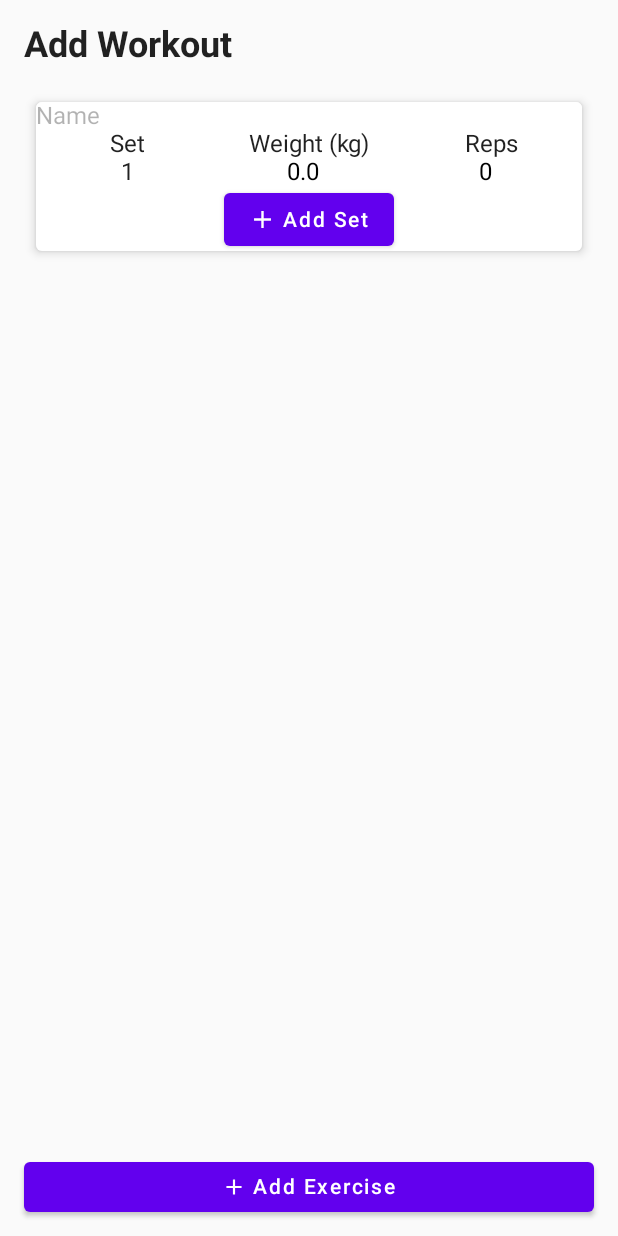
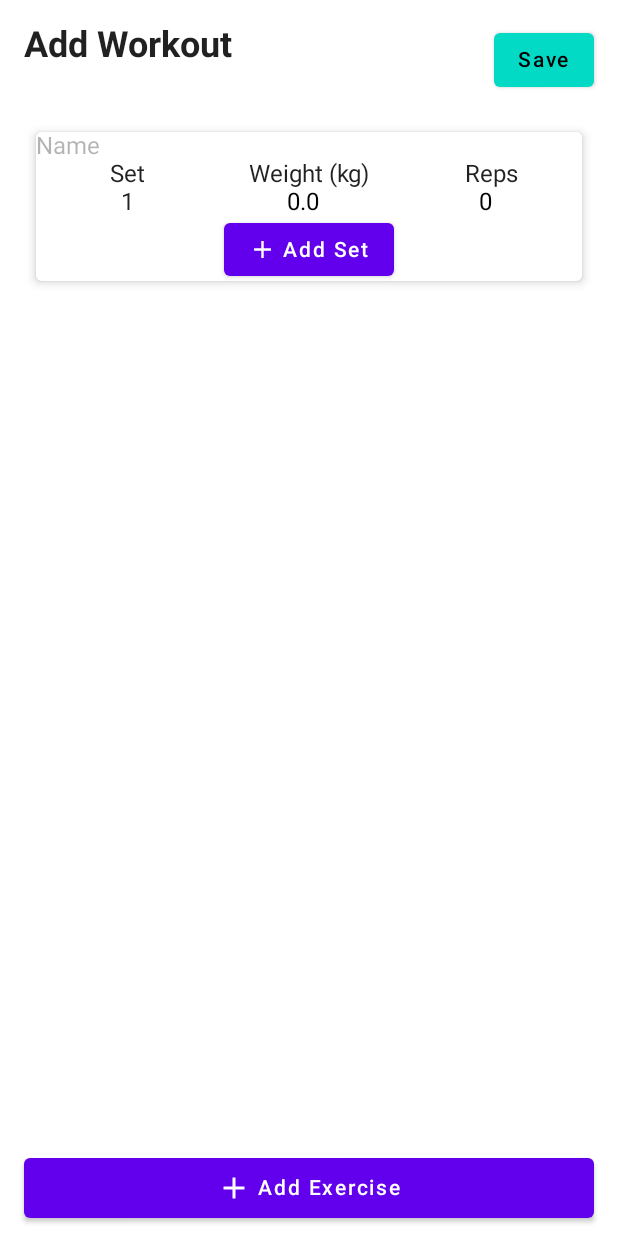
Before and after one commit to dillonpike/Gym-Tracker, an Android app built with Jetpack Compose: the WorkoutTrackingScreen screen opened through its navigation route, on a phone screen of 412 x 824 dp. Run offline under Robolectric (Android 15) with nearby library versions, the phone set to English and light mode, and no system bars; our stand-ins replace livedata-compose.

Commit message:
Save Button, scaffold to keep add exercise button at the bottom in landscape, set input fields use a number keyboard

```diff
--- a/app/src/main/java/nz/ac/uclive/dkp33/fitnesstracker/Screens/WorkoutTrackingScreen.kt
+++ b/app/src/main/java/nz/ac/uclive/dkp33/fitnesstracker/Screens/WorkoutTrackingScreen.kt
@@ -1,48 +1,65 @@
 package nz.ac.uclive.dkp33.fitnesstracker.Screens
 
+import android.annotation.SuppressLint
 import android.util.Log
 import androidx.compose.foundation.background
 import androidx.compose.foundation.layout.*
 import androidx.compose.foundation.lazy.LazyColumn
 import androidx.compose.foundation.lazy.itemsIndexed
 import androidx.compose.foundation.text.BasicTextField
+import androidx.compose.foundation.text.KeyboardOptions
 import androidx.compose.material.*
+import androidx.compose.material.MaterialTheme.colors
 import androidx.compose.material.icons.Icons
 import androidx.compose.material.icons.filled.Add
-import androidx.compose.runtime.*
+import androidx.compose.runtime.Composable
+import androidx.compose.runtime.getValue
 import androidx.compose.runtime.livedata.observeAsState
 import androidx.compose.ui.Alignment
 import androidx.compose.ui.Modifier
+import androidx.compose.ui.graphics.Color
 import androidx.compose.ui.graphics.SolidColor
 import androidx.compose.ui.res.stringResource
 import androidx.compose.ui.text.font.FontWeight
+import androidx.compose.ui.text.input.KeyboardType
 import androidx.compose.ui.text.style.TextAlign
 import androidx.compose.ui.tooling.preview.Preview
 import androidx.compose.ui.unit.TextUnit
 import androidx.compose.ui.unit.dp
 import androidx.compose.ui.unit.sp
-import androidx.lifecycle.LiveData
-import androidx.lifecycle.MutableLiveData
-import androidx.lifecycle.ViewModel
 import androidx.lifecycle.viewmodel.compose.viewModel
 import androidx.navigation.NavController
-import androidx.navigation.compose.*
+import androidx.navigation.compose.rememberNavController
 import nz.ac.uclive.dkp33.fitnesstracker.R
 import nz.ac.uclive.dkp33.fitnesstracker.model.Exercise
 import nz.ac.uclive.dkp33.fitnesstracker.model.WorkoutViewModel
 import nz.ac.uclive.dkp33.fitnesstracker.ui.theme.FitnessTrackerTheme
-import java.util.*
 
+@SuppressLint("UnusedMaterialScaffoldPaddingParameter")
 @Composable
 fun WorkoutTrackingScreen(navController: NavController, workoutViewModel: WorkoutViewModel = viewModel()) {
     val exercises by workoutViewModel.exercises.observeAsState(listOf())
-    Column(
-        modifier = Modifier
-            .fillMaxSize()
-            .padding(16.dp)
+    Scaffold(
+        bottomBar = {
+            AddExerciseButton(workoutViewModel)
+        }
     ) {
-        AddWorkoutHeading()
-        Box (modifier = Modifier.weight(0.95f)) {
+        Column(
+            modifier = Modifier
+                .fillMaxSize()
+                .padding(16.dp)
+        ) {
+            Row {
+                AddWorkoutHeading()
+                Spacer(Modifier.weight(1f))
+                Button(
+                    onClick = {},
+                    modifier = Modifier.padding(bottom = 16.dp),
+                    colors = ButtonDefaults.buttonColors(backgroundColor = colors.secondary)
+                ) {
+                    Text(text = "Save")
+                }
+            }
             LazyColumn {
                 itemsIndexed(exercises) { exerciseIndex, exercise ->
                     Card(
@@ -73,9 +90,6 @@ fun WorkoutTrackingScreen(navController: NavController, workoutViewModel: Workou
                 }
             }
         }
-        Box (modifier = Modifier.weight(0.05f).padding(top=4.dp)) {
-            AddExerciseButton(workoutViewModel)
-        }
     }
 }
 
@@ -95,7 +109,7 @@ private fun AddExerciseButton(workoutViewModel: WorkoutViewModel) {
         onClick = {
             workoutViewModel.addExercise()
         },
-        modifier = Modifier.fillMaxWidth()
+        modifier = Modifier.fillMaxWidth().padding(vertical = 8.dp, horizontal=16.dp)
     ) {
         Icon(
             imageVector = Icons.Default.Add,
@@ -144,7 +158,8 @@ private fun SetTextField(value: String, onValueChange: (String) -> Unit) {
         onValueChange = { onValueChange(it) },
         fontSize = 16.sp,
         placeholderText = "",
-        textAlign = TextAlign.Center
+        textAlign = TextAlign.Center,
+        keyboardOptions = KeyboardOptions.Default.copy(keyboardType = KeyboardType.Number)
     )
 }
 
@@ -223,7 +238,8 @@ private fun CustomTextField(
     trailingIcon: (@Composable () -> Unit)? = null,
     placeholderText: String = "Placeholder",
     fontSize: TextUnit = MaterialTheme.typography.body2.fontSize,
-    textAlign: TextAlign = TextAlign.Left
+    textAlign: TextAlign = TextAlign.Left,
+    keyboardOptions: KeyboardOptions = KeyboardOptions.Default
 ) {
     BasicTextField(
         modifier = modifier
@@ -231,11 +247,9 @@ private fun CustomTextField(
             MaterialTheme.colors.surface,
             MaterialTheme.shapes.small,
         ),
-//        .fillMaxWidth(),
         value = value,
-        onValueChange = {
-            Log.v("info", it)
-            onValueChange(it) },
+        onValueChange = { onValueChange(it) },
+        keyboardOptions = keyboardOptions,
         singleLine = true,
         cursorBrush = SolidColor(MaterialTheme.colors.primary),
         textStyle = LocalTextStyle.current.copy(
```
